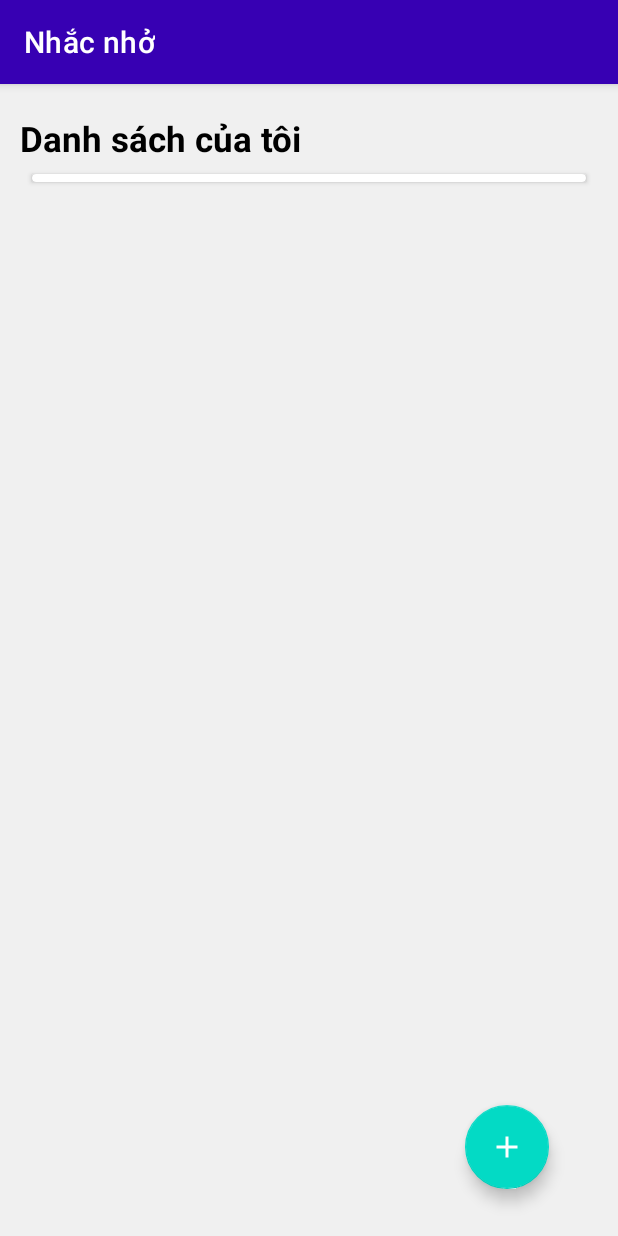
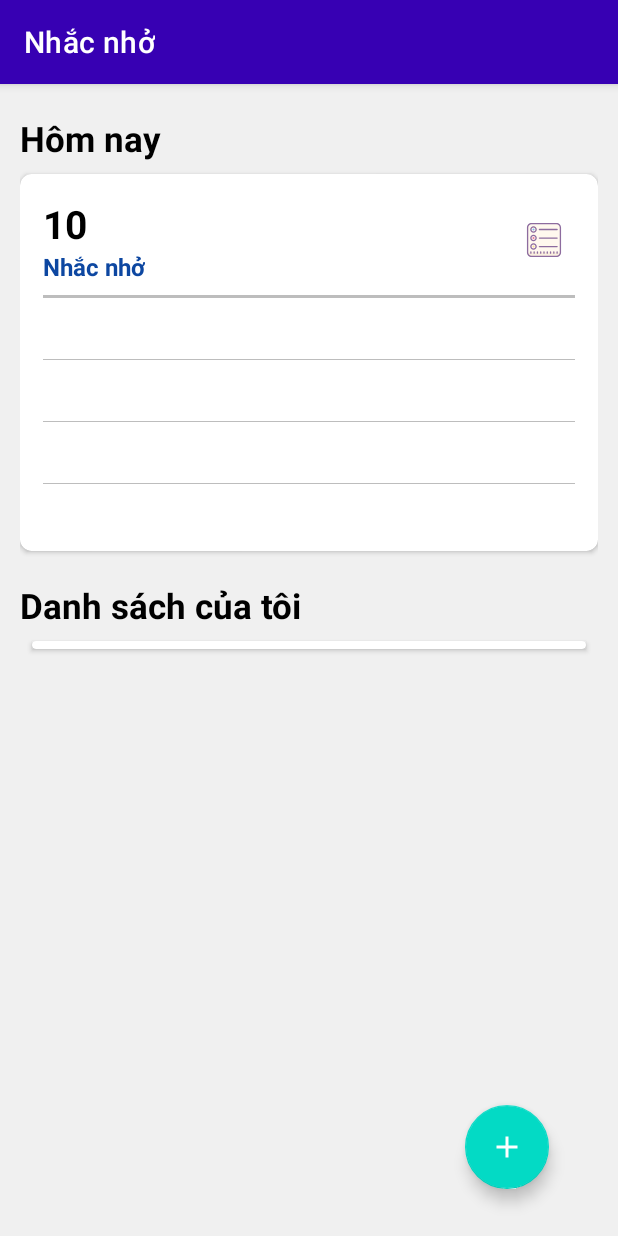
Before and after one commit to quang983/Reminds, an Android app: the screen it shows after launch (MainActivity), on a phone screen of 412 x 824 dp. Run offline under Robolectric (Android 15) with nearby library versions, the phone set to English and light mode, and no system bars; our stand-ins replace AdMob, Dagger/Hilt's generated code, Room's generated code, navigation-ui, sdp/ssp sizes; libraries missing offline, so code that uses them is left out: androidx.hilt.lifecycle, com.chauthai.swipereveallayout.

Commit message:
add ui new home todya

```diff
--- a/app/src/main/java/com/example/reminds/service/NotificationService.kt
+++ b/app/src/main/java/com/example/reminds/service/NotificationService.kt
@@ -13,11 +13,13 @@ import android.widget.Toast
 import com.example.common.base.model.ContentDataEntity
 import java.text.SimpleDateFormat
 import java.util.*
+import kotlin.collections.HashMap
 
 const val MSG_SAY_HELLO = 1
 
 class NotificationService : Service() {
     private lateinit var mMessenger: Messenger
+    private val timeList: HashMap<String, HashMap<String, ContentDataEntity>> = HashMap()
 
     /**
      * Handler of incoming messages from clients.
@@ -30,8 +32,6 @@ class NotificationService : Service() {
         override fun handleMessage(msg: Message) {
             when (msg.what) {
                 MSG_SAY_HELLO -> {
-                    val content = msg.obj as ContentDataEntity
-//                    scheduleAlarm(content.)
                 }
                 else -> super.handleMessage(msg)
             }
@@ -100,7 +100,7 @@ class NotificationService : Service() {
 
     override fun onBind(intent: Intent): IBinder {
         Toast.makeText(applicationContext, "binding", Toast.LENGTH_SHORT).show()
-        mMessenger = Messenger(NotificationService.IncomingHandler(this))
+        mMessenger = Messenger(IncomingHandler(this))
         return mMessenger.binder
     }
 }
--- a/app/src/main/res/layout/fragment_home.xml
+++ b/app/src/main/res/layout/fragment_home.xml
@@ -10,6 +10,28 @@
     android:paddingEnd="@dimen/_10sdp">
 
     <TextView
+        android:id="@+id/tvTitleToday"
+        android:layout_width="0dp"
+        android:layout_height="wrap_content"
+        android:layout_marginTop="@dimen/_16sdp"
+        android:text="@string/title_home_today"
+        android:textColor="@color/black"
+        android:textSize="@dimen/_18sdp"
+        android:textStyle="bold"
+        app:layout_constraintEnd_toEndOf="parent"
+        app:layout_constraintStart_toStartOf="parent"
+        app:layout_constraintTop_toTopOf="parent" />
+
+    <include
+        android:id="@+id/layoutToday"
+        layout="@layout/layout_today_home"
+        android:layout_marginTop="@dimen/_6sdp"
+        android:layout_width="match_parent"
+        android:layout_height="wrap_content"
+        app:layout_constraintStart_toStartOf="parent"
+        app:layout_constraintTop_toBottomOf="@id/tvTitleToday" />
+
+    <TextView
         android:id="@+id/tvTitle"
         android:layout_width="0dp"
         android:layout_height="wrap_content"
@@ -20,7 +42,7 @@
         android:textStyle="bold"
         app:layout_constraintEnd_toEndOf="parent"
         app:layout_constraintStart_toStartOf="parent"
-        app:layout_constraintTop_toTopOf="parent" />
+        app:layout_constraintTop_toBottomOf="@id/layoutToday" />
 
     <androidx.cardview.widget.CardView
         android:layout_width="match_parent"
--- /dev/null
+++ b/app/src/main/res/layout/layout_today_home.xml
@@ -0,0 +1,125 @@
+<?xml version="1.0" encoding="utf-8"?>
+<androidx.cardview.widget.CardView xmlns:android="http://schemas.android.com/apk/res/android"
+    xmlns:app="http://schemas.android.com/apk/res-auto"
+    xmlns:tools="http://schemas.android.com/tools"
+    android:layout_width="match_parent"
+    android:layout_height="wrap_content"
+    app:cardCornerRadius="@dimen/_6sdp">
+
+    <androidx.constraintlayout.widget.ConstraintLayout
+        android:layout_width="match_parent"
+        android:layout_height="wrap_content"
+        android:padding="@dimen/_12sdp">
+
+        <TextView
+            android:id="@+id/tvCount"
+            android:layout_width="wrap_content"
+            android:layout_height="wrap_content"
+            android:text="10"
+            android:textColor="@color/black"
+            android:textSize="@dimen/_20sdp"
+            android:textStyle="bold"
+            app:layout_constraintStart_toStartOf="parent"
+            app:layout_constraintTop_toTopOf="parent" />
+
+        <TextView
+            android:id="@+id/textView"
+            android:layout_width="wrap_content"
+            android:layout_height="wrap_content"
+            android:text="@string/home_screen_title"
+            android:textColor="@color/blue_900"
+            android:textSize="16sp"
+            android:textStyle="bold"
+            app:layout_constraintStart_toStartOf="@id/tvCount"
+            app:layout_constraintTop_toBottomOf="@id/tvCount" />
+
+        <ImageView
+            android:id="@+id/imgTopic"
+            android:layout_width="@dimen/_32sdp"
+            android:layout_height="@dimen/_32sdp"
+            android:padding="@dimen/_5sdp"
+            android:src="@drawable/ic_reminders"
+            app:layout_constraintBottom_toBottomOf="@+id/textView"
+            app:layout_constraintEnd_toEndOf="parent"
+            app:layout_constraintTop_toTopOf="@+id/tvCount" />
+
+
+        <View
+            android:id="@+id/viewDivider"
+            android:layout_width="match_parent"
+            android:layout_height="2dp"
+            android:layout_marginTop="@dimen/_6sdp"
+            android:background="@color/bg_divider"
+            app:layout_constraintTop_toBottomOf="@id/textView" />
+
+        <TextView
+            android:id="@+id/tvContent"
+            android:layout_width="match_parent"
+            android:layout_height="wrap_content"
+            android:layout_marginTop="@dimen/_6sdp"
+            android:textColor="@color/black"
+            android:textSize="@dimen/_14sdp"
+            app:layout_constraintStart_toStartOf="parent"
+            app:layout_constraintTop_toBottomOf="@id/viewDivider"
+            tools:text="Day la de muc 1" />
+
+        <View
+            android:id="@+id/viewDividerContent"
+            android:layout_width="match_parent"
+            android:layout_height="0.5dp"
+            android:layout_marginTop="@dimen/_6sdp"
+            android:background="@color/bg_divider"
+            app:layout_constraintTop_toBottomOf="@id/tvContent" />
+
+        <TextView
+            android:id="@+id/tvContentSecond"
+            android:layout_width="match_parent"
+            android:layout_height="wrap_content"
+            android:layout_marginTop="@dimen/_6sdp"
+            android:textColor="@color/black"
+            android:textSize="@dimen/_14sdp"
+            app:layout_constraintStart_toStartOf="parent"
+            app:layout_constraintTop_toBottomOf="@id/viewDividerContent"
+            tools:text="Day la de muc 2" />
+
+        <View
+            android:id="@+id/viewDividerContentSecond"
+            android:layout_width="match_parent"
+            android:layout_height="0.5dp"
+            android:layout_marginTop="@dimen/_6sdp"
+            android:background="@color/bg_divider"
+            app:layout_constraintTop_toBottomOf="@id/tvContentSecond" />
+
+
+        <TextView
+            android:id="@+id/tvContentThird"
+            android:layout_width="match_parent"
+            android:layout_height="wrap_content"
+            android:layout_marginTop="@dimen/_6sdp"
+            android:textColor="@color/black"
+            android:textSize="@dimen/_14sdp"
+            app:layout_constraintStart_toStartOf="parent"
+            app:layout_constraintTop_toBottomOf="@id/viewDividerContentSecond"
+            tools:text="Day la de muc 2" />
+
+        <View
+            android:id="@+id/viewDividerContentMore"
+            android:layout_width="match_parent"
+            android:layout_height="0.5dp"
+            android:layout_marginTop="@dimen/_6sdp"
+            android:background="@color/bg_divider"
+            app:layout_constraintTop_toBottomOf="@id/tvContentThird" />
+
+
+        <TextView
+            android:id="@+id/tvContentMore"
+            android:layout_width="match_parent"
+            android:layout_height="wrap_content"
+            android:layout_marginTop="@dimen/_6sdp"
+            android:textColor="@color/blue_700"
+            android:textSize="@dimen/_12sdp"
+            app:layout_constraintStart_toStartOf="parent"
+            app:layout_constraintTop_toBottomOf="@id/viewDividerContentMore"
+            tools:text="+6 Content" />
+    </androidx.constraintlayout.widget.ConstraintLayout>
+</androidx.cardview.widget.CardView>
--- a/app/src/main/res/values/colors.xml
+++ b/app/src/main/res/values/colors.xml
@@ -15,4 +15,5 @@
     <color name="pink_500">#e91e63</color>
     <color name="red_200">#ff5252</color>
     <color name="yellow_600">#fdd835</color>
+    <color name="bg_divider">#BDBDBD</color>
 </resources>
--- a/app/src/main/res/values/strings.xml
+++ b/app/src/main/res/values/strings.xml
@@ -12,6 +12,7 @@
     <string name="hello_first_fragment">Hello first fragment</string>
     <string name="hello_second_fragment">Hello second fragment. Arg: %1$s</string>
     <string name="title_home">Danh sách của tôi</string>
+    <string name="title_home_today">Hôm nay</string>
     <string name="search">search</string>
     <string name="favorite">favorite</string>
     <string name="title_create">Tạo mới</string>
--- /dev/null
+++ b/common/src/main/java/com/example/common/base/model/AlarmNotificationEntity.kt
@@ -0,0 +1,5 @@
+package com.example.common.base.model
+
+class AlarmNotificationEntity {
+
+}
```
